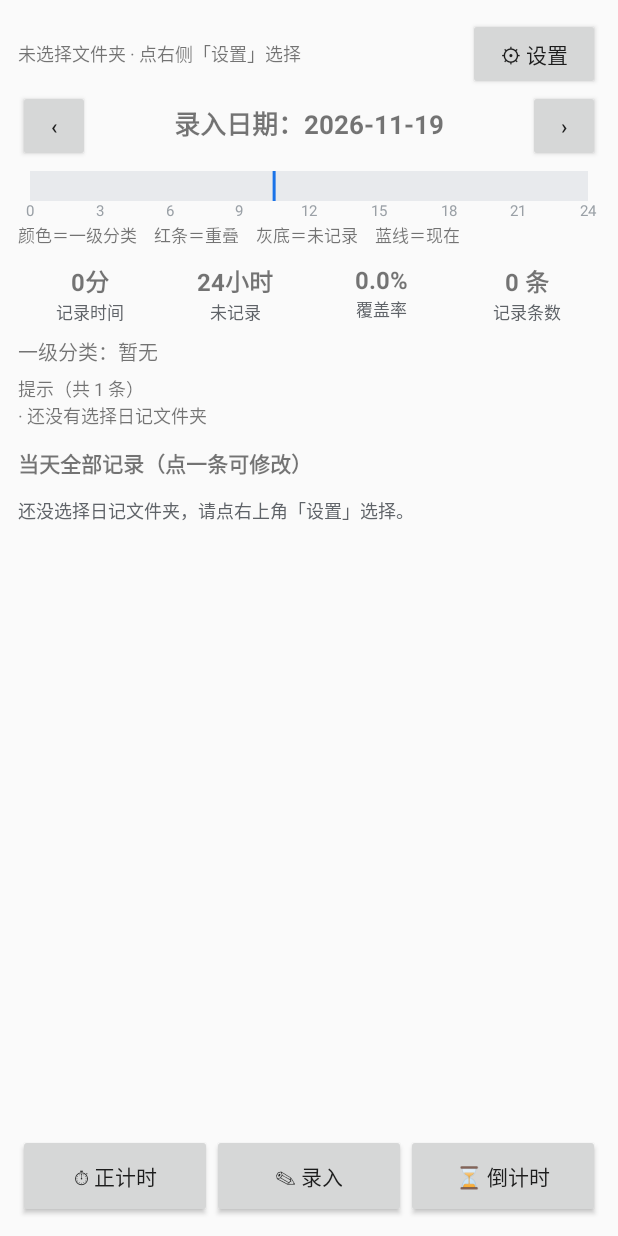
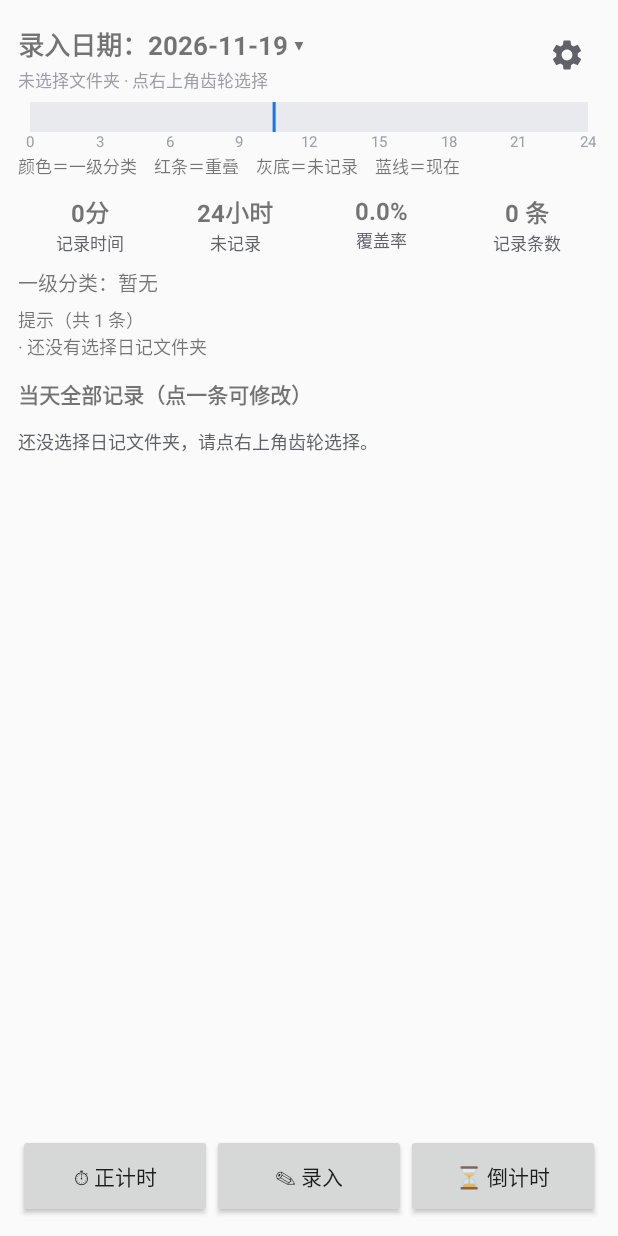
Before and after one commit to valelaneme/ObsidianTimeLog, an Android app: the screen it shows after launch (MainActivity), on a phone screen of 412 x 824 dp. Run offline under Robolectric (Android 15) with nearby library versions, the phone set to English and light mode, and no system bars.

Commit message:
v1.6 顶栏精简：日期点开选日历、齿轮图标、滑动不出今天、翻日期过渡动画

```diff
--- a/app/src/main/java/com/example/timelog/MainActivity.kt
+++ b/app/src/main/java/com/example/timelog/MainActivity.kt
@@ -3,6 +3,7 @@ package com.example.timelog
 import android.Manifest
 import android.app.Activity
 import android.app.AlarmManager
+import android.app.DatePickerDialog
 import android.app.PendingIntent
 import android.content.Context
 import android.content.Intent
@@ -68,6 +69,8 @@ class MainActivity : AppCompatActivity() {
     private var firstResume = true
     // 上次真正读取的时刻，避免同一瞬间重复读两遍
     private var lastReloadAt = 0L
+    // 翻日期的方向：+1 看后一天（内容从右侧滑进来），-1 看前一天。0 = 不做动画
+    private var pendingSlideDir = 0
 
     // 正在编辑的那条记录（点记录行进来时非 null）；null = 新录入
     private var editing: LogEntry? = null
@@ -84,6 +87,8 @@ class MainActivity : AppCompatActivity() {
     // 视图
     private lateinit var tvFolder: TextView
     private lateinit var tvStatsDate: TextView
+    private lateinit var contentRoot: LinearLayout
+    private lateinit var contentScroll: android.widget.ScrollView
     private lateinit var tvStatRecord: TextView
     private lateinit var tvStatUnrecorded: TextView
     private lateinit var tvStatCoverage: TextView
@@ -235,6 +240,8 @@ class MainActivity : AppCompatActivity() {
     private fun bindViews() {
         tvFolder = findViewById(R.id.tvFolder)
         tvStatsDate = findViewById(R.id.tvStatsDate)
+        contentRoot = findViewById(R.id.contentRoot)
+        contentScroll = findViewById(R.id.contentScroll)
         tvStatRecord = findViewById(R.id.tvStatRecord)
         tvStatUnrecorded = findViewById(R.id.tvStatUnrecorded)
         tvStatCoverage = findViewById(R.id.tvStatCoverage)
@@ -269,12 +276,12 @@ class MainActivity : AppCompatActivity() {
     }
 
     private fun setupListeners() {
-        findViewById<Button>(R.id.btnSettings).setOnClickListener {
+        // 顶栏：只有日期（点它选日期）和一个齿轮图标
+        findViewById<View>(R.id.btnSettings).setOnClickListener {
             @Suppress("DEPRECATION")
             startActivityForResult(Intent(this, SettingsActivity::class.java), REQ_SETTINGS)
         }
-        findViewById<Button>(R.id.btnPrevDay).setOnClickListener { shiftDate(-1) }
-        findViewById<Button>(R.id.btnNextDay).setOnClickListener { shiftDate(1) }
+        tvStatsDate.setOnClickListener { showDatePicker() }
 
         // 底部三按钮
         btnStopwatch.setOnClickListener { onStopwatchClick() }
@@ -458,7 +465,7 @@ class MainActivity : AppCompatActivity() {
 
     private fun refreshFolderLabel() {
         val name = repo.root()?.name
-        tvFolder.text = if (name == null) "未选择文件夹 · 点右侧「设置」选择" else "当前文件夹：$name"
+        tvFolder.text = if (name == null) "未选择文件夹 · 点右上角齿轮选择" else "当前文件夹：$name"
     }
 
     /**
@@ -480,14 +487,74 @@ class MainActivity : AppCompatActivity() {
                 renderStats()
                 renderRecords()
                 renderCheck(emptyList())
+                animateContentIn()
             }
         }.start()
     }
 
+    /**
+     * 翻一天：-1 前一天，+1 后一天。
+     * 到今天为止——未来还没发生，没有可看可录的东西，所以不能往后翻。
+     */
     private fun shiftDate(delta: Int) {
-        viewDate = viewDate.plusDays(delta.toLong())
-        etDate.setText(viewDate.toString())
+        val today = LocalDate.now()
+        if (delta > 0 && viewDate >= today) {
+            Toast.makeText(this, "今天就是最新的一天了", Toast.LENGTH_SHORT).show()
+            return
+        }
+        pendingSlideDir = if (delta > 0) 1 else -1
+        goToDate(viewDate.plusDays(delta.toLong()))
+    }
+
+    /** 切日期的统一入口：改日期、同步录入框里的日期、重新读那天的 md。 */
+    private fun goToDate(target: LocalDate) {
+        viewDate = target
+        etDate.setText(target.toString())
         reload()
+    }
+
+    /**
+     * 点顶栏日期：弹系统日期选择器，默认停在正在看的那天，显示当月。
+     * maxDate 设成现在，未来的日子直接灰掉点不了。
+     */
+    private fun showDatePicker() {
+        val picker = DatePickerDialog(
+            this,
+            { _, year, month, day ->
+                val picked = LocalDate.of(year, month + 1, day)
+                if (picked.isAfter(LocalDate.now())) {
+                    Toast.makeText(this, "还没到那一天", Toast.LENGTH_SHORT).show()
+                } else {
+                    pendingSlideDir = if (picked.isAfter(viewDate)) 1 else -1
+                    goToDate(picked)
+                }
+            },
+            viewDate.year,
+            viewDate.monthValue - 1,
+            viewDate.dayOfMonth
+        )
+        picker.datePicker.maxDate = System.currentTimeMillis()
+        picker.show()
+    }
+
+    /**
+     * 极简过渡动画：内容容器从翻动方向的 24dp 处滑回原位，同时淡入，160ms 结束。
+     * 只动一个 View 的 translationX / alpha，交给 GPU 合成，基本不耗性能。
+     */
+    private fun animateContentIn() {
+        val dir = pendingSlideDir
+        pendingSlideDir = 0
+        if (dir == 0 || contentRoot.width == 0) return
+        contentScroll.scrollTo(0, 0)
+        contentRoot.animate().cancel()
+        contentRoot.translationX = dp(24) * dir.toFloat()
+        contentRoot.alpha = 0.55f
+        contentRoot.animate()
+            .translationX(0f)
+            .alpha(1f)
+            .setDuration(160L)
+            .setInterpolator(android.view.animation.DecelerateInterpolator())
+            .start()
     }
 
     /** 手改日期后点"查看"：让首页统计跟着输入的日期走，避免看的是 A 天、存的是 B 天。 */
@@ -501,10 +568,12 @@ class MainActivity : AppCompatActivity() {
             Toast.makeText(this, "日期请写成 2026-11-19 这种格式", Toast.LENGTH_SHORT).show()
             return
         }
-        viewDate = date
-        etDate.setText(date.toString())
-        reload()
-        Toast.makeText(this, "已切到 $date", Toast.LENGTH_SHORT).show()
+        if (date.isAfter(LocalDate.now())) {
+            Toast.makeText(this, "还没到那一天", Toast.LENGTH_SHORT).show()
+            return
+        }
+        pendingSlideDir = if (date.isAfter(viewDate)) 1 else -1
+        goToDate(date)
     }
 
     // ---------- 快捷时间 ----------
@@ -927,7 +996,7 @@ class MainActivity : AppCompatActivity() {
         val summary: DaySummary = Analyzer.analyzeDay(entries, viewDate)
         val covered = Analyzer.coveredMinutes(day)
         val unrecorded = (1440 - covered).coerceAtLeast(0)
-        tvStatsDate.text = "录入日期：$viewDate"
+        tvStatsDate.text = "录入日期：$viewDate ▾"
 
         // 四项统计排成一行
         tvStatRecord.text = Formatters.duration(covered)
@@ -975,7 +1044,7 @@ class MainActivity : AppCompatActivity() {
         val rowHeight = rowHeightPx()
 
         if (repo.root() == null) {
-            recordsContainer.addView(hintView("还没选择日记文件夹，请点右上角「设置」选择。"))
+            recordsContainer.addView(hintView("还没选择日记文件夹，请点右上角齿轮选择。"))
             return
         }
         val day = entries.filter { it.date == viewDate }
--- /dev/null
+++ b/app/src/main/res/drawable/ic_settings.xml
@@ -0,0 +1,11 @@
+<?xml version="1.0" encoding="utf-8"?>
+<!-- 设置齿轮图标：只用一张矢量图，不用文字，顶栏更干净 -->
+<vector xmlns:android="http://schemas.android.com/apk/res/android"
+    android:width="24dp"
+    android:height="24dp"
+    android:viewportWidth="24"
+    android:viewportHeight="24">
+    <path
+        android:fillColor="#5F6368"
+        android:pathData="M19.14,12.94c0.04,-0.3 0.06,-0.61 0.06,-0.94c0,-0.32 -0.02,-0.64 -0.07,-0.94l2.03,-1.58c0.18,-0.14 0.23,-0.41 0.12,-0.61l-1.92,-3.32c-0.12,-0.22 -0.37,-0.29 -0.59,-0.22l-2.39,0.96c-0.5,-0.38 -1.03,-0.7 -1.62,-0.94L14.4,2.81c-0.04,-0.24 -0.24,-0.41 -0.48,-0.41h-3.84c-0.24,0 -0.43,0.17 -0.47,0.41L9.25,5.35C8.66,5.59 8.12,5.92 7.63,6.29L5.24,5.33c-0.22,-0.08 -0.47,0 -0.59,0.22L2.74,8.87C2.62,9.08 2.66,9.34 2.86,9.48l2.03,1.58C4.84,11.36 4.8,11.69 4.8,12s0.02,0.64 0.07,0.94l-2.03,1.58c-0.18,0.14 -0.23,0.41 -0.12,0.61l1.92,3.32c0.12,0.22 0.37,0.29 0.59,0.22l2.39,-0.96c0.5,0.38 1.03,0.7 1.62,0.94l0.36,2.54c0.05,0.24 0.24,0.41 0.48,0.41h3.84c0.24,0 0.44,-0.17 0.47,-0.41l0.36,-2.54c0.59,-0.24 1.13,-0.56 1.62,-0.94l2.39,0.96c0.22,0.08 0.47,0 0.59,-0.22l1.92,-3.32c0.12,-0.22 0.07,-0.47 -0.12,-0.61L19.14,12.94zM12,15.6c-1.98,0 -3.6,-1.62 -3.6,-3.6s1.62,-3.6 3.6,-3.6s3.6,1.62 3.6,3.6S13.98,15.6 12,15.6z" />
+</vector>
--- a/app/src/main/res/layout/activity_main.xml
+++ b/app/src/main/res/layout/activity_main.xml
@@ -10,67 +10,67 @@
         android:orientation="vertical"
         android:padding="12dp">
 
-        <!-- 顶部：当前文件夹 + 设置入口。选文件夹与刷新都收进设置页 -->
+        <!-- 顶栏一行：左边「录入日期」（点它弹日期选择器）+ 文件夹小字，右边只有一个齿轮图标 -->
         <LinearLayout
             android:layout_width="match_parent"
             android:layout_height="wrap_content"
             android:gravity="center_vertical"
             android:orientation="horizontal">
 
-            <TextView
-                android:id="@+id/tvFolder"
+            <LinearLayout
                 android:layout_width="0dp"
                 android:layout_height="wrap_content"
                 android:layout_weight="1"
-                android:paddingTop="4dp"
-                android:paddingBottom="4dp"
-                android:text="未选择文件夹"
-                android:textSize="12sp" />
+                android:orientation="vertical">
 
-            <Button
+                <TextView
+                    android:id="@+id/tvStatsDate"
+                    android:layout_width="wrap_content"
+                    android:layout_height="wrap_content"
+                    android:background="?attr/selectableItemBackground"
+                    android:clickable="true"
+                    android:focusable="true"
+                    android:paddingTop="4dp"
+                    android:paddingEnd="8dp"
+                    android:paddingBottom="2dp"
+                    android:text="录入日期：—"
+                    android:textSize="17sp"
+                    android:textStyle="bold" />
+
+                <TextView
+                    android:id="@+id/tvFolder"
+                    android:layout_width="match_parent"
+                    android:layout_height="wrap_content"
+                    android:ellipsize="end"
+                    android:maxLines="1"
+                    android:text="未选择文件夹"
+                    android:textColor="#9AA0A6"
+                    android:textSize="11sp" />
+            </LinearLayout>
+
+            <ImageButton
                 android:id="@+id/btnSettings"
-                android:layout_width="wrap_content"
-                android:layout_height="wrap_content"
-                android:text="⚙ 设置" />
+                android:layout_width="44dp"
+                android:layout_height="44dp"
+                android:background="?attr/selectableItemBackgroundBorderless"
+                android:contentDescription="设置"
+                android:padding="10dp"
+                android:src="@drawable/ic_settings" />
         </LinearLayout>
 
         <ScrollView
+            android:id="@+id/contentScroll"
             android:layout_width="match_parent"
             android:layout_height="0dp"
             android:layout_weight="1"
             android:fillViewport="true">
 
+            <!-- 内容根：翻日期时整体做一个小幅位移动画（只动这一个容器，开销很小） -->
             <LinearLayout
+                android:id="@+id/contentRoot"
                 android:layout_width="match_parent"
                 android:layout_height="wrap_content"
                 android:orientation="vertical">
-
-                <LinearLayout
-                    android:layout_width="match_parent"
-                    android:layout_height="wrap_content"
-                    android:orientation="horizontal">
-
-                    <Button
-                        android:id="@+id/btnPrevDay"
-                        android:layout_width="48dp"
-                        android:layout_height="wrap_content"
-                        android:text="‹" />
-
-                    <TextView
-                        android:id="@+id/tvStatsDate"
-                        android:layout_width="0dp"
-                        android:layout_height="wrap_content"
-                        android:layout_weight="1"
-                        android:gravity="center"
-                        android:textSize="17sp"
-                        android:textStyle="bold" />
-
-                    <Button
-                        android:id="@+id/btnNextDay"
-                        android:layout_width="48dp"
-                        android:layout_height="wrap_content"
-                        android:text="›" />
-                </LinearLayout>
 
                 <!-- 24 小时时间轴：颜色=一级分类，红条=重叠，灰底=空白，蓝线=现在 -->
                 <!-- 色带本身只有 20dp 高（原来 40dp 的一半），刻度数字在它下方 -->
```
Also changed, not shown: 2 other files.
